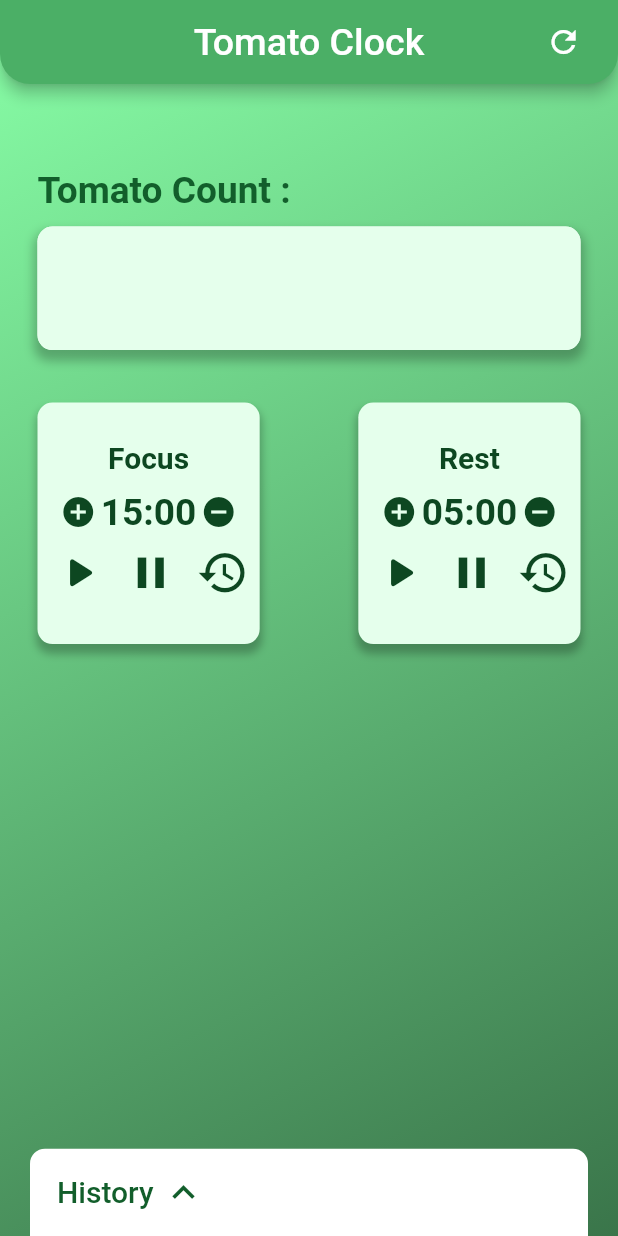
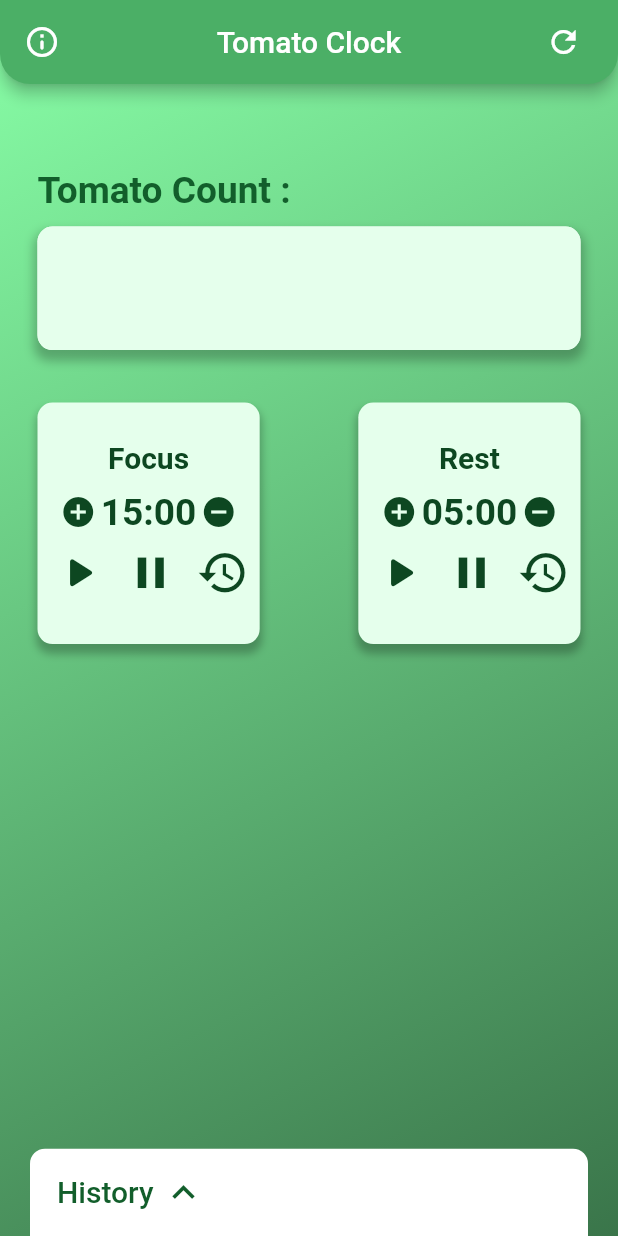
Before and after one commit to Mman7/tomato_clock, a Flutter app: the screen it shows after launch, on a phone screen of 412 x 824 dp. Run offline on Flutter 3.47's test engine with Material 2 defaults, Android fonts, the phone set to English and light mode, and no system bars; our stand-ins replace animate_do, device_preview, flutter_local_notifications, flutter_svg, hexcolor, logger and 2 more; missing offline and left inert: localstore, responsive_flutter, workmanager.

Commit message:
responsive font

```diff
--- a/lib/main.dart
+++ b/lib/main.dart
@@ -2,6 +2,7 @@ import 'package:device_preview/device_preview.dart';
 import 'package:flutter/foundation.dart';
 import 'package:flutter/material.dart';
 import 'package:provider/provider.dart';
+import 'package:responsive_flutter/responsive_flutter.dart';
 import 'package:tomato_clock/src/tomato_database.dart';
 import 'package:sizer/sizer.dart';
 import 'package:workmanager/workmanager.dart';
@@ -108,15 +109,20 @@ class _MyHomePageState extends State<MyHomePage> {
                     icon: const Icon(Icons.refresh))),
           )
         ],
+        leading: Tooltip(
+            triggerMode: TooltipTriggerMode.tap,
+            message: 'Power saving might timer',
+            child: Icon(Icons.info_outline_rounded)),
         centerTitle: true,
         backgroundColor: Theme.of(context).primaryColor,
         shape: const RoundedRectangleBorder(
             borderRadius: BorderRadius.only(
                 bottomLeft: Radius.circular(20),
                 bottomRight: Radius.circular(20))),
-        title: const Text(
+        title: Text(
           'Tomato Clock',
-          style: TextStyle(fontSize: 25),
+          style:
+              TextStyle(fontSize: ResponsiveFlutter.of(context).fontSize(3.5)),
         ),
       ),
       body: CustomGradientBackground(
```
